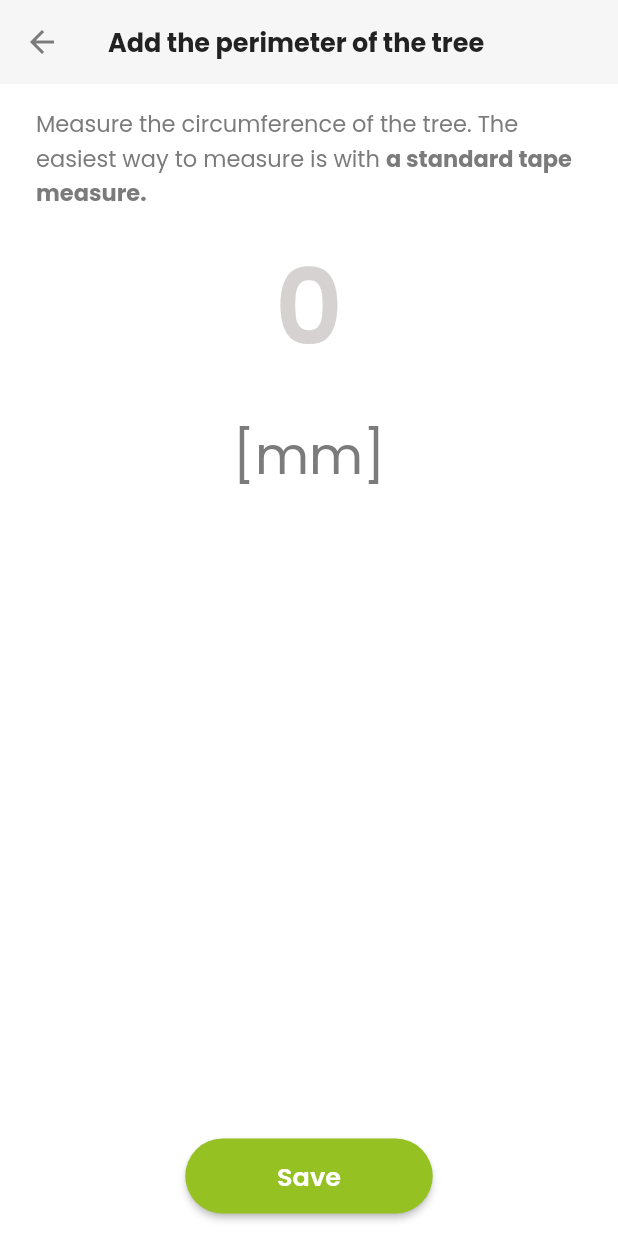
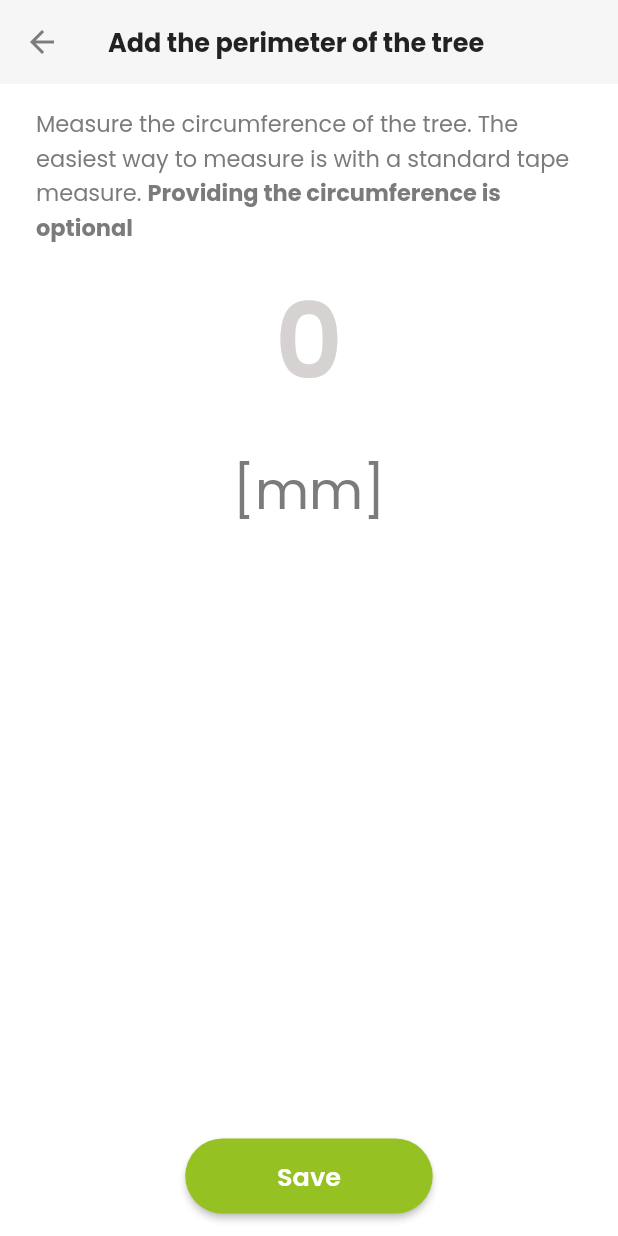
Before and after one commit to ZieloneGliwice/zielone_gliwice_mobile, a Flutter app: the NewTreePage screen opened by its route, after a tap on "Add the perimeter of the tree", on a phone screen of 412 x 824 dp. Run offline on Flutter 3.47's test engine with Material 2 defaults, Android fonts, the phone set to English and light mode, and no system bars; our stand-ins replace carousel_slider, dio, firebase_analytics, firebase_core, firebase_crashlytics, flutter_secure_storage and 9 more; accounts and stored records are empty; network calls fail; project files that could hold a hidden picture were left out.

Commit message:
description and circumference optional

```diff
--- a/lib/internationalization/translations.dart
+++ b/lib/internationalization/translations.dart
@@ -46,15 +46,18 @@ class ApplicationTranslations extends Translations {
     'tree_description_title': 'Add tree description',
     'tree_description_explanation_1':
         'Enter a tree description below. It can be, for example, a description of its characteristics that distinguish it from other trees of the same species.',
-    'tree_description_explanation_2': 'The description is optional,',
+    'tree_description_explanation_2': 'The description is optional',
     'tree_description_explanation_3':
-        'but we will be glad if you share your observations. Thanks!',
+        ', but we will be glad if you share your observations. Thanks!',
     'tree_description_hint': 'Enter description...',
     'save': 'Save',
     'add_circumference_title': 'Add the perimeter of the tree',
     'add_circumference_description_1':
-        'Measure the circumference of the tree. The easiest way to measure is with',
-    'add_circumference_description_2': 'a standard tape measure.',
+        'Measure the circumference of the tree. The easiest way to measure is with a standard tape measure.',
+    'add_circumference_description_2':
+        'Providing the circumference is optional',
+    'add_circumference_description_3':
+        ', but we will be glad if you do. Thanks!',
     'add_measurement': 'Add measurement',
     'add_tree_condition': 'Add tree condition',
     'add_tree_condition_description':
@@ -195,6 +198,18 @@ a) Wszelkie spory wynikające z uczestnictwa w konkursie będą rozstrzygane prz
 b) Organizator zastrzega sobie prawo do wprowadzenia zmian w regulaminie w trakcie trwania konkursu.
 c) Zaakceptowanie i uczestnictwo w konkursie oznacza akceptację powyższego regulaminu oraz regulaminu dostępnego pod adresem https://t.ly/UZEa3.
 ''',
+    'complete_data': 'Complete data',
+    'invalid_email': 'Invalid email',
+    'account_not_found': 'Account not found',
+    'wrong_password': 'Incorrect password',
+    'log_in': 'Log in',
+    'create_account': 'Create account',
+    'password': 'Password',
+    'email_adress': 'Email adress',
+    'account_created': 'Account created',
+    'email_in_use': 'Email already in use',
+    'weak_password': 'Hasło za słabe',
+    'name': 'Name',
   };
 
   final Map<String, String> _plPL = <String, String>{
@@ -235,15 +250,17 @@ c) Zaakceptowanie i uczestnictwo w konkursie oznacza akceptację powyższego reg
     'tree_description_title': 'Dodaj opis drzewa',
     'tree_description_explanation_1':
         'Wpisz poniżej opis drzewa. Może to być np. opis jego cech charakterystycznych odróżniających go od innych drzew tego samego gatunku.',
-    'tree_description_explanation_2': 'Opis jest nieobowiązkowy,',
+    'tree_description_explanation_2': 'Opis jest nieobowiązkowy',
     'tree_description_explanation_3':
-        'ale będzie nam miło jak podzielisz się swoimi spostrzeżeniami. Dzięki!',
+        ', ale będzie nam miło jak podzielisz się swoimi spostrzeżeniami. Dzięki!',
     'tree_description_hint': 'Wpisz tutaj swój opis...',
     'save': 'Zapisz',
     'add_circumference_title': 'Dodaj obwód drzewa',
     'add_circumference_description_1':
-        'Wykonaj pomiar obwodu drzewa. Pomiar najłatwiej wykonasz.',
-    'add_circumference_description_2': 'standardową taśmą miarniczą.',
+        'Wykonaj pomiar obwodu drzewa. Pomiar najłatwiej wykonasz standardową taśmą miarniczą.',
+    'add_circumference_description_2': 'Podanie obwodu jest nieobowiązkowe',
+    'add_circumference_description_3':
+        ', ale będzie nam miło, jeśli to zrobisz. Dzięki!',
     'add_measurement': 'Dodaj pomiar',
     'add_tree_condition': 'Dodaj stan drzewa',
     'add_tree_condition_description':
@@ -388,5 +405,17 @@ a) Wszelkie spory wynikające z uczestnictwa w konkursie będą rozstrzygane prz
 b) Organizator zastrzega sobie prawo do wprowadzenia zmian w regulaminie w trakcie trwania konkursu.
 c) Zaakceptowanie i uczestnictwo w konkursie oznacza akceptację powyższego regulaminu oraz regulaminu dostępnego pod adresem https://t.ly/UZEa3.
 ''',
+    'complete_data': 'Uzupełnij dane',
+    'invalid_email': 'Niepoprawny email',
+    'account_not_found': 'Nie znaleziono konta',
+    'wrong_password': 'Niepoprawne hasło',
+    'log_in': 'Zaloguj się',
+    'create_account': 'Utwórz konto',
+    'password': 'Hasło',
+    'email_adress': 'Adres email',
+    'account_created': 'Utworzono konto',
+    'email_in_use': 'Email jest w użyciu',
+    'weak_password': 'Hasło jest za słabe',
+    'name': 'Imię i nazwisko',
   };
 }
```
